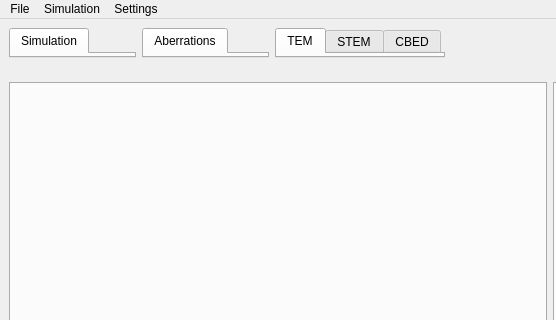
First picture: the form in src/gui/mainwindow.ui, repository JJPPeters/clTEM, before the edit; both pictures show x 0 to 556 and y 0 to 320 of the 1100 by 750 pixel window.
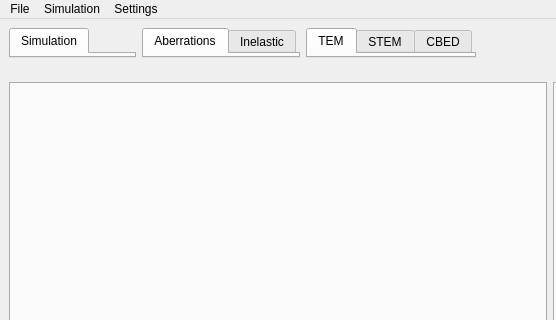
Second picture: the form after the edit. Custom widgets are drawn as their Qt base class.

Commit message: Updated UI to have separate inelastic scattering frame

```diff
--- a/src/gui/mainwindow.ui
+++ b/src/gui/mainwindow.ui
@@ -92,6 +92,11 @@
             <string>Aberrations</string>
            </attribute>
           </widget>
+          <widget class="InelasticFrame" name="tInelastic">
+           <attribute name="title">
+            <string>Inelastic</string>
+           </attribute>
+          </widget>
          </widget>
         </item>
         <item>
@@ -414,6 +419,12 @@
    <header>controls/borderlesswindow.h</header>
    <container>1</container>
   </customwidget>
+  <customwidget>
+   <class>InelasticFrame</class>
+   <extends>QWidget</extends>
+   <header>frames/inelasticframe.h</header>
+   <container>1</container>
+  </customwidget>
  </customwidgets>
  <resources/>
  <connections/>
```
Left out of the diff: 14 changed lines with no effect on the pictures. The commit also changes 24 other files.
